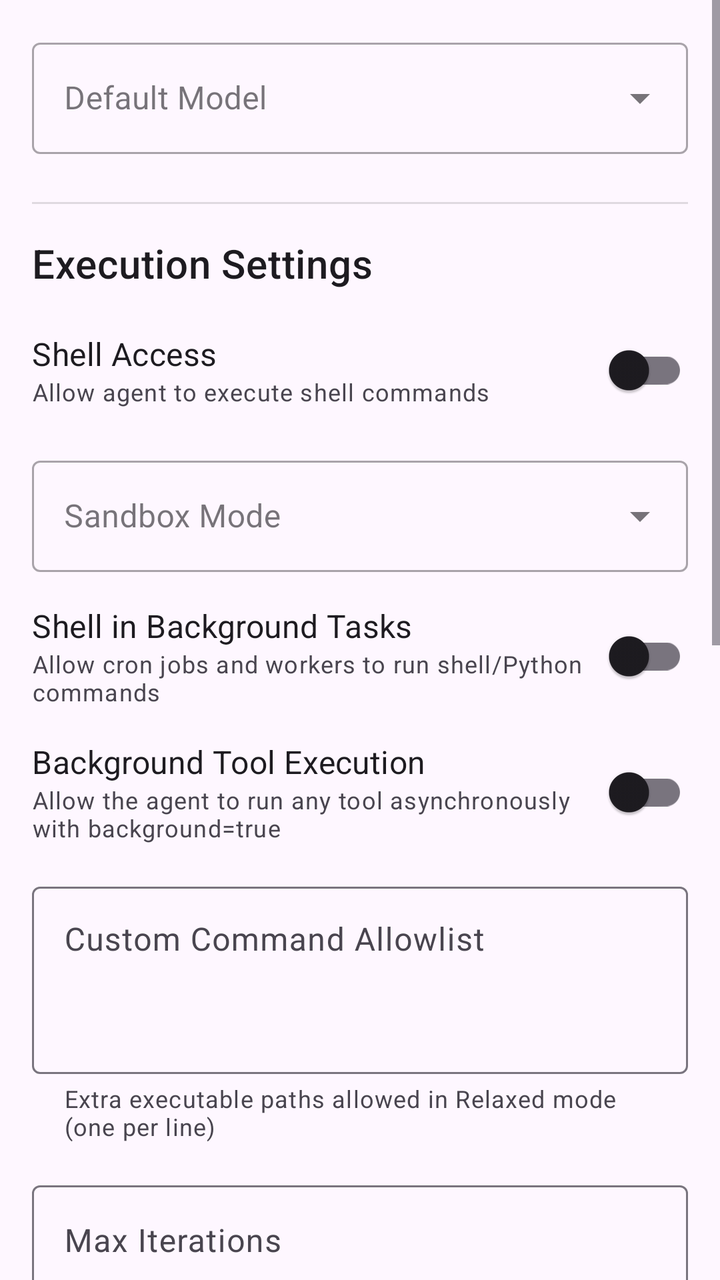
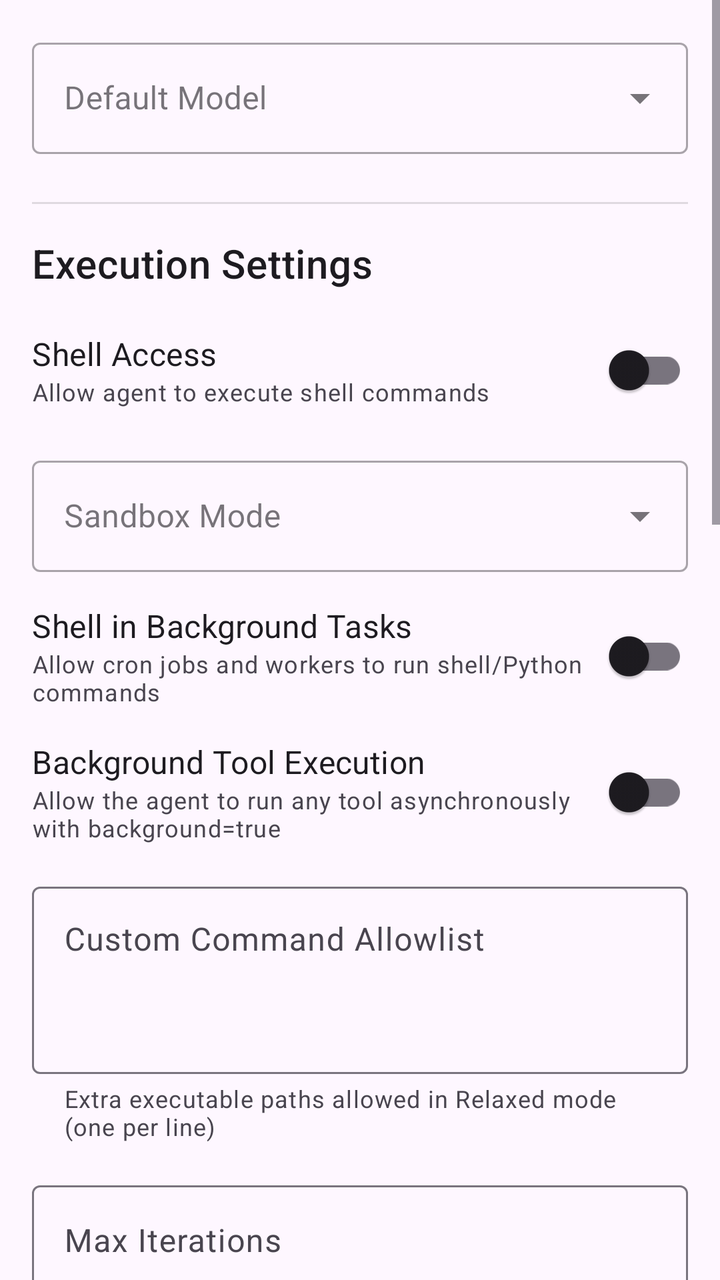

Compare the two renders of this Android layout. The source of the first and the diff that turns it into the second are given below.
<!-- AndroidManifest.xml: application theme Theme.DroidClaw -->
<!-- res/layout/fragment_agent_settings.xml -->
<?xml version="1.0" encoding="utf-8"?>
<ScrollView xmlns:android="http://schemas.android.com/apk/res/android"
    xmlns:app="http://schemas.android.com/apk/res-auto"
    android:layout_width="match_parent"
    android:layout_height="match_parent"
    android:fillViewport="true">

    <LinearLayout
        android:layout_width="match_parent"
        android:layout_height="wrap_content"
        android:orientation="vertical"
        android:padding="16dp">

        
        <com.google.android.material.textfield.TextInputLayout
            style="@style/Widget.MaterialComponents.TextInputLayout.OutlinedBox.ExposedDropdownMenu"
            android:layout_width="match_parent"
            android:layout_height="wrap_content"
            android:layout_marginBottom="24dp"
            android:hint="@string/agent_default_model"
            app:boxBackgroundMode="outline">

            <AutoCompleteTextView
                android:id="@+id/dropdown_default_model"
                android:layout_width="match_parent"
                android:layout_height="wrap_content"
                android:inputType="none" />

        </com.google.android.material.textfield.TextInputLayout>

        
        <View
            android:layout_width="match_parent"
            android:layout_height="1dp"
            android:layout_marginBottom="8dp"
            android:background="?android:attr/listDivider" />

        
        <TextView
            android:layout_width="wrap_content"
            android:layout_height="wrap_content"
            android:text="@string/agent_execution_settings"
            android:textAppearance="?attr/textAppearanceHeadline6"
            android:layout_marginTop="8dp"
            android:layout_marginBottom="16dp" />

        
        <LinearLayout
            android:layout_width="match_parent"
            android:layout_height="wrap_content"
            android:orientation="horizontal"
            android:gravity="center_vertical"
            android:layout_marginBottom="16dp">

            <LinearLayout
                android:layout_width="0dp"
                android:layout_height="wrap_content"
                android:layout_weight="1"
                android:orientation="vertical">

                <TextView
                    android:layout_width="wrap_content"
                    android:layout_height="wrap_content"
                    android:text="@string/shell_access"
                    android:textAppearance="?attr/textAppearanceSubtitle1" />

                <TextView
                    android:layout_width="wrap_content"
                    android:layout_height="wrap_content"
                    android:text="@string/shell_access_description"
                    android:textAppearance="?attr/textAppearanceCaption"
                    android:textColor="?android:attr/textColorSecondary" />

            </LinearLayout>

            <com.google.android.material.switchmaterial.SwitchMaterial
                android:id="@+id/switch_shell_access"
                android:layout_width="wrap_content"
                android:layout_height="wrap_content" />

        </LinearLayout>

        
        <com.google.android.material.textfield.TextInputLayout
            style="@style/Widget.MaterialComponents.TextInputLayout.OutlinedBox.ExposedDropdownMenu"
            android:layout_width="match_parent"
            android:layout_height="wrap_content"
            android:layout_marginBottom="16dp"
            android:hint="@string/sandbox_mode"
            app:boxBackgroundMode="outline">

            <AutoCompleteTextView
                android:id="@+id/dropdown_sandbox_mode"
                android:layout_width="match_parent"
                android:layout_height="wrap_content"
                android:inputType="none" />

        </com.google.android.material.textfield.TextInputLayout>

        
        <LinearLayout
            android:layout_width="match_parent"
            android:layout_height="wrap_content"
            android:orientation="horizontal"
            android:gravity="center_vertical"
            android:layout_marginBottom="16dp">

            <LinearLayout
                android:layout_width="0dp"
                android:layout_height="wrap_content"
                android:layout_weight="1"
                android:orientation="vertical">

                <TextView
                    android:layout_width="wrap_content"
                    android:layout_height="wrap_content"
                    android:text="@string/background_shell_access"
                    android:textAppearance="?attr/textAppearanceSubtitle1" />

                <TextView
                    android:layout_width="wrap_content"
                    android:layout_height="wrap_content"
                    android:text="@string/background_shell_access_description"
                    android:textAppearance="?attr/textAppearanceCaption"
                    android:textColor="?android:attr/textColorSecondary" />

            </LinearLayout>

            <com.google.android.material.switchmaterial.SwitchMaterial
                android:id="@+id/switch_background_shell_access"
                android:layout_width="wrap_content"
                android:layout_height="wrap_content" />

        </LinearLayout>

        
        <LinearLayout
            android:layout_width="match_parent"
            android:layout_height="wrap_content"
            android:orientation="horizontal"
            android:gravity="center_vertical"
            android:layout_marginBottom="16dp">

            <LinearLayout
                android:layout_width="0dp"
                android:layout_height="wrap_content"
                android:layout_weight="1"
                android:orientation="vertical">

                <TextView
                    android:layout_width="wrap_content"
                    android:layout_height="wrap_content"
                    android:text="@string/background_exec"
                    android:textAppearance="?attr/textAppearanceSubtitle1" />

                <TextView
                    android:layout_width="wrap_content"
                    android:layout_height="wrap_content"
                    android:text="@string/background_exec_description"
                    android:textAppearance="?attr/textAppearanceCaption"
                    android:textColor="?android:attr/textColorSecondary" />

            </LinearLayout>

            <com.google.android.material.switchmaterial.SwitchMaterial
                android:id="@+id/switch_background_exec"
                android:layout_width="wrap_content"
                android:layout_height="wrap_content" />

        </LinearLayout>

        
        <com.google.android.material.textfield.TextInputLayout
            android:layout_width="match_parent"
            android:layout_height="wrap_content"
            android:layout_marginBottom="16dp"
            android:hint="@string/custom_allowlist"
            app:helperText="@string/custom_allowlist_description"
            app:boxBackgroundMode="outline">

            <com.google.android.material.textfield.TextInputEditText
                android:id="@+id/input_custom_allowlist"
                android:layout_width="match_parent"
                android:layout_height="wrap_content"
                android:minLines="3"
                android:gravity="top"
                android:inputType="textMultiLine" />

        </com.google.android.material.textfield.TextInputLayout>

        
        <com.google.android.material.textfield.TextInputLayout
            android:layout_width="match_parent"
            android:layout_height="wrap_content"
            android:layout_marginBottom="16dp"
            android:hint="@string/max_iterations"
            app:helperText="@string/max_iterations_description"
            app:boxBackgroundMode="outline">

            <com.google.android.material.textfield.TextInputEditText
                android:id="@+id/input_max_iterations"
                android:layout_width="match_parent"
                android:layout_height="wrap_content"
                android:inputType="number" />

        </com.google.android.material.textfield.TextInputLayout>

        
        <LinearLayout
            android:layout_width="match_parent"
            android:layout_height="wrap_content"
            android:orientation="horizontal"
            android:gravity="center_vertical"
            android:layout_marginBottom="16dp">

            <LinearLayout
                android:layout_width="0dp"
                android:layout_height="wrap_content"
                android:layout_weight="1"
                android:orientation="vertical">

                <TextView
                    android:layout_width="wrap_content"
                    android:layout_height="wrap_content"
                    android:text="@string/require_approval"
                    android:textAppearance="?attr/textAppearanceSubtitle1" />

                <TextView
                    android:layout_width="wrap_content"
                    android:layout_height="wrap_content"
                    android:text="@string/require_approval_description"
                    android:textAppearance="?attr/textAppearanceCaption"
                    android:textColor="?android:attr/textColorSecondary" />

            </LinearLayout>

            <com.google.android.material.switchmaterial.SwitchMaterial
                android:id="@+id/switch_require_approval"
                android:layout_width="wrap_content"
                android:layout_height="wrap_content" />

        </LinearLayout>

        
        <com.google.android.material.textfield.TextInputLayout
            android:layout_width="match_parent"
            android:layout_height="wrap_content"
            android:layout_marginBottom="24dp"
            android:hint="@string/shell_timeout"
            app:helperText="@string/shell_timeout_description"
            app:boxBackgroundMode="outline">

            <com.google.android.material.textfield.TextInputEditText
                android:id="@+id/input_shell_timeout"
                android:layout_width="match_parent"
                android:layout_height="wrap_content"
                android:inputType="number" />

        </com.google.android.material.textfield.TextInputLayout>

        
        <View
            android:layout_width="match_parent"
            android:layout_height="1dp"
            android:layout_marginBottom="8dp"
            android:background="?android:attr/listDivider" />

        
        <TextView
            android:layout_width="wrap_content"
            android:layout_height="wrap_content"
            android:text="@string/network_timeouts"
            android:textAppearance="?attr/textAppearanceHeadline6"
            android:layout_marginTop="8dp"
            android:layout_marginBottom="16dp" />

        
        <com.google.android.material.textfield.TextInputLayout
            android:layout_width="match_parent"
            android:layout_height="wrap_content"
            android:layout_marginBottom="16dp"
            android:hint="@string/llm_connect_timeout"
            app:helperText="@string/llm_connect_timeout_description"
            app:boxBackgroundMode="outline">

            <com.google.android.material.textfield.TextInputEditText
                android:id="@+id/input_llm_connect_timeout"
                android:layout_width="match_parent"
                android:layout_height="wrap_content"
                android:inputType="number" />

        </com.google.android.material.textfield.TextInputLayout>

        
        <com.google.android.material.textfield.TextInputLayout
            android:layout_width="match_parent"
            android:layout_height="wrap_content"
            android:layout_marginBottom="16dp"
            android:hint="@string/llm_read_timeout"
            app:helperText="@string/llm_read_timeout_description"
            app:boxBackgroundMode="outline">

            <com.google.android.material.textfield.TextInputEditText
                android:id="@+id/input_llm_read_timeout"
                android:layout_width="match_parent"
                android:layout_height="wrap_content"
                android:inputType="number" />

        </com.google.android.material.textfield.TextInputLayout>

        
        <com.google.android.material.textfield.TextInputLayout
            android:layout_width="match_parent"
            android:layout_height="wrap_content"
            android:layout_marginBottom="16dp"
            android:hint="@string/llm_write_timeout"
            app:helperText="@string/llm_write_timeout_description"
            app:boxBackgroundMode="outline">

            <com.google.android.material.textfield.TextInputEditText
                android:id="@+id/input_llm_write_timeout"
                android:layout_width="match_parent"
                android:layout_height="wrap_content"
                android:inputType="number" />

        </com.google.android.material.textfield.TextInputLayout>

        
        <com.google.android.material.button.MaterialButton
            android:id="@+id/button_save"
            android:layout_width="match_parent"
            android:layout_height="wrap_content"
            android:text="@string/save" />

    </LinearLayout>

</ScrollView>
<!-- resources referenced by this layout -->
<resources>
  <string name="agent_default_model">Default Model</string>
  <string name="agent_execution_settings">Execution Settings</string>
  <string name="background_exec">Background Tool Execution</string>
  <string name="background_exec_description">Allow the agent to run any tool asynchronously with background=true</string>
  <string name="background_shell_access">Shell in Background Tasks</string>
  <string name="background_shell_access_description">Allow cron jobs and workers to run shell/Python commands</string>
  <string name="custom_allowlist">Custom Command Allowlist</string>
  <string name="custom_allowlist_description">Extra executable paths allowed in Relaxed mode (one per line)</string>
  <string name="llm_connect_timeout">LLM Connect Timeout (seconds)</string>
  <string name="llm_connect_timeout_description">Connection timeout for LLM API</string>
  <string name="llm_read_timeout">LLM Read Timeout (seconds)</string>
  <string name="llm_read_timeout_description">Response read timeout for LLM API</string>
  <string name="llm_write_timeout">LLM Write Timeout (seconds)</string>
  <string name="llm_write_timeout_description">Request write timeout for LLM API</string>
  <string name="max_iterations">Max Iterations</string>
  <string name="max_iterations_description">Maximum tool execution cycles</string>
  <string name="network_timeouts">Network Timeouts</string>
  <string name="require_approval">Require Approval</string>
  <string name="require_approval_description">Confirm before executing tools</string>
  <string name="sandbox_mode">Sandbox Mode</string>
  <string name="save">Save</string>
  <string name="shell_access">Shell Access</string>
  <string name="shell_access_description">Allow agent to execute shell commands</string>
  <string name="shell_timeout">Shell Timeout (seconds)</string>
  <string name="shell_timeout_description">Command execution limit</string>
  <style name="Theme.DroidClaw" parent="Base.Theme.DroidClaw" />
  <style name="Base.Theme.DroidClaw" parent="Theme.Material3.DayNight">
          <item name="windowActionBar">false</item>
          <item name="windowNoTitle">true</item>
          
          <item name="android:windowOptOutEdgeToEdgeEnforcement" tools:targetApi="35">true</item>
          
          <item name="android:statusBarColor">?android:attr/colorBackground</item>
          
          <item name="android:windowLightStatusBar" tools:targetApi="23">true</item>
          
          
      </style>
</resources>

<!-- the commit's change to res/layout/fragment_agent_settings.xml (unified diff, before → after) -->
@@ -269,6 +269,120 @@
         <TextView
             android:layout_width="wrap_content"
             android:layout_height="wrap_content"
+            android:text="Screen Control"
+            android:textAppearance="?attr/textAppearanceHeadline6"
+            android:layout_marginTop="8dp"
+            android:layout_marginBottom="16dp" />
+
+        
+        <LinearLayout
+            android:layout_width="match_parent"
+            android:layout_height="wrap_content"
+            android:orientation="horizontal"
+            android:gravity="center_vertical"
+            android:layout_marginBottom="16dp">
+
+            <LinearLayout
+                android:layout_width="0dp"
+                android:layout_height="wrap_content"
+                android:layout_weight="1"
+                android:orientation="vertical">
+
+                <TextView
+                    android:layout_width="wrap_content"
+                    android:layout_height="wrap_content"
+                    android:text="@string/screen_control"
+                    android:textAppearance="?attr/textAppearanceSubtitle1" />
+
+                <TextView
+                    android:layout_width="wrap_content"
+                    android:layout_height="wrap_content"
+                    android:text="@string/screen_control_description"
+                    android:textAppearance="?attr/textAppearanceCaption"
+                    android:textColor="?android:attr/textColorSecondary" />
+
+            </LinearLayout>
+
+            <com.google.android.material.switchmaterial.SwitchMaterial
+                android:id="@+id/switch_screen_control"
+                android:layout_width="wrap_content"
+                android:layout_height="wrap_content" />
+
+        </LinearLayout>
+
+        
+        <LinearLayout
+            android:layout_width="match_parent"
+            android:layout_height="wrap_content"
+            android:orientation="horizontal"
+            android:gravity="center_vertical"
+            android:layout_marginBottom="16dp">
+
+            <LinearLayout
+                android:layout_width="0dp"
+                android:layout_height="wrap_content"
+                android:layout_weight="1"
+                android:orientation="vertical">
+
+                <TextView
+                    android:layout_width="wrap_content"
+                    android:layout_height="wrap_content"
+                    android:text="@string/screen_control_trust_mode"
+                    android:textAppearance="?attr/textAppearanceSubtitle1" />
+
+                <TextView
+                    android:layout_width="wrap_content"
+                    android:layout_height="wrap_content"
+                    android:text="@string/screen_control_trust_mode_description"
+                    android:textAppearance="?attr/textAppearanceCaption"
+                    android:textColor="?android:attr/textColorSecondary" />
+
+            </LinearLayout>
+
+            <com.google.android.material.switchmaterial.SwitchMaterial
+                android:id="@+id/switch_screen_control_trust_mode"
+                android:layout_width="wrap_content"
+                android:layout_height="wrap_content" />
+
+        </LinearLayout>
+
+        
+        <LinearLayout
+            android:layout_width="match_parent"
+            android:layout_height="wrap_content"
+            android:orientation="horizontal"
+            android:gravity="center_vertical"
+            android:layout_marginBottom="24dp">
+
+            <TextView
+                android:id="@+id/text_accessibility_status"
+                android:layout_width="0dp"
+                android:layout_height="wrap_content"
+                android:layout_weight="1"
+                android:text="@string/screen_control_accessibility_not_granted"
+                android:textAppearance="?attr/textAppearanceCaption"
+                android:textColor="?android:attr/textColorSecondary" />
+
+            <com.google.android.material.button.MaterialButton
+                android:id="@+id/button_open_accessibility_settings"
+                style="@style/Widget.MaterialComponents.Button.OutlinedButton"
+                android:layout_width="wrap_content"
+                android:layout_height="wrap_content"
+                android:text="@string/screen_control_open_accessibility_settings" />
+
+        </LinearLayout>
+
+        
+        <View
+            android:layout_width="match_parent"
+            android:layout_height="1dp"
+            android:layout_marginBottom="8dp"
+            android:background="?android:attr/listDivider" />
+
+        
+        <TextView
+            android:layout_width="wrap_content"
+            android:layout_height="wrap_content"
             android:text="@string/network_timeouts"
             android:textAppearance="?attr/textAppearanceHeadline6"
             android:layout_marginTop="8dp"
<!-- resource entries referenced after the edit -->
@@ -21,6 +21,12 @@
   <string name="require_approval_description">Confirm before executing tools</string>
   <string name="sandbox_mode">Sandbox Mode</string>
   <string name="save">Save</string>
+  <string name="screen_control">Screen Control</string>
+  <string name="screen_control_accessibility_not_granted">Accessibility access not granted</string>
+  <string name="screen_control_description">Allow the agent to read the visible UI and control the phone via Accessibility</string>
+  <string name="screen_control_open_accessibility_settings">Open Accessibility Settings</string>
+  <string name="screen_control_trust_mode">Screen Control Trust Mode</string>
+  <string name="screen_control_trust_mode_description">Auto-approve screen taps, swipes, typing, and navigation actions</string>
   <string name="shell_access">Shell Access</string>
   <string name="shell_access_description">Allow agent to execute shell commands</string>
   <string name="shell_timeout">Shell Timeout (seconds)</string>
